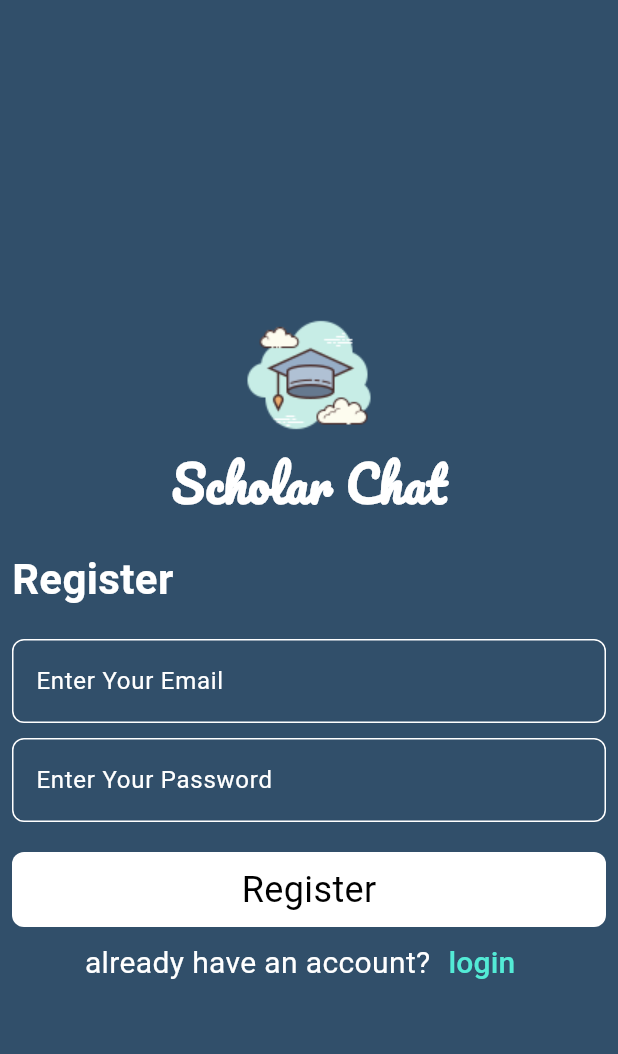
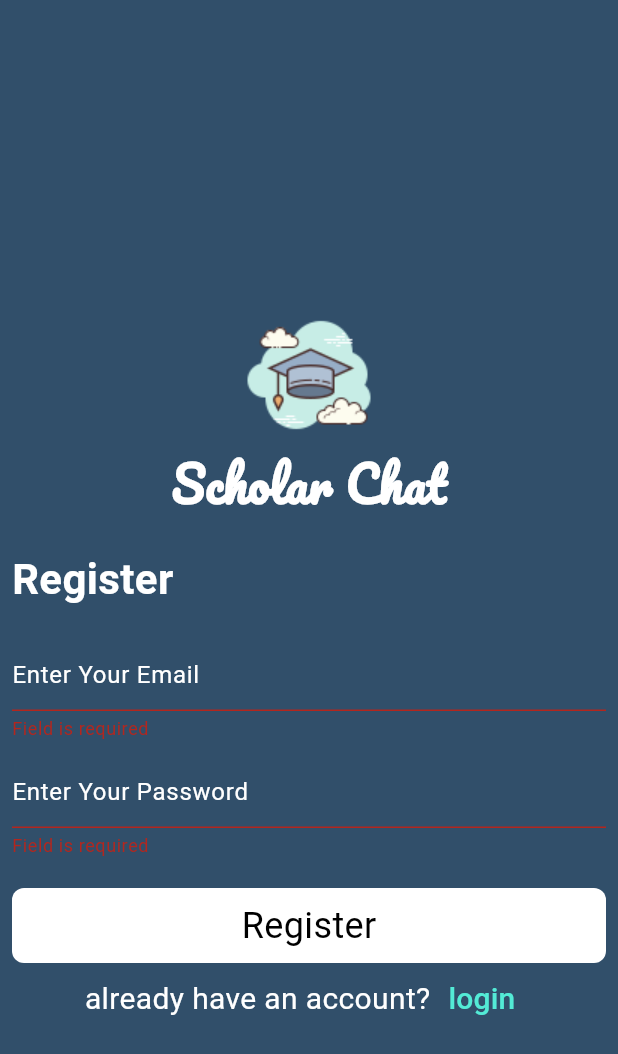
Before and after one commit to salahsaleh1015/-Complete-Flutter-Dart-Development-Course, a Flutter app: the RegisterView screen opened by its route, after a tap on "Register", on a phone screen of 412 x 824 dp. Shown: the top 1054 px of the screen. Run offline on Flutter 3.47's test engine with Material 3 defaults, Android fonts, the phone set to English and light mode, and no system bars; drawn by our look-alikes of modal_progress_hud_nsn; our stand-ins replace audioplayers, bloc, dio, firebase_auth, firebase_core, flutter_bloc and 3 more; accounts and stored records are empty.

Commit message:
Scholar Chat App ( register logic )

```diff
--- a/lib/scholar_chat_app/views/register_view.dart
+++ b/lib/scholar_chat_app/views/register_view.dart
@@ -1,27 +1,42 @@
 import 'package:complete_flutter_dart_development_course/scholar_chat_app/views/login_view.dart';
 import 'package:firebase_auth/firebase_auth.dart';
 import 'package:flutter/material.dart';
+import 'package:modal_progress_hud_nsn/modal_progress_hud_nsn.dart';
 
 import '../constants.dart';
 import '../widgets/custom_button.dart';
 import '../widgets/custom_text_field.dart';
 
-class RegisterView extends StatelessWidget {
+class RegisterView extends StatefulWidget {
   RegisterView({super.key});
 
   static String id = "RegisterView";
 
-  String ? email;
-  String ? password;
+  @override
+  State<RegisterView> createState() => _RegisterViewState();
+}
+
+class _RegisterViewState extends State<RegisterView> {
+  String? email;
+
+  String? password;
+
+  GlobalKey<FormState> formKey = GlobalKey();
+
+  bool isLoading = false;
   @override
   Widget build(BuildContext context) {
-    return Scaffold(
+    return ModalProgressHUD(
+      inAsyncCall: isLoading,
+      child: Scaffold(
         backgroundColor: kPrimaryColor,
         body: Padding(
           padding: const EdgeInsets.symmetric(
             horizontal: 8,
           ),
           child: SingleChildScrollView(
+            child: Form(
+              key: formKey,
               child: Column(
                 children: [
                   const SizedBox(
@@ -56,7 +71,7 @@ class RegisterView extends StatelessWidget {
                   ),
                   CustomTextField(
                     hint: "Enter Your Email",
-                 onChanged: (data){
+                    onChanged: (data) {
                       email = data;
                     },
                   ),
@@ -65,7 +80,7 @@ class RegisterView extends StatelessWidget {
                   ),
                   CustomTextField(
                     hint: "Enter Your Password",
-                 onChanged: (data){
+                    onChanged: (data) {
                       password = data;
                     },
                   ),
@@ -75,13 +90,27 @@ class RegisterView extends StatelessWidget {
                   CustomButton(
                       text: "Register",
                       onTap: () async {
-                    var auth = FirebaseAuth.instance;
+                        if (formKey.currentState!.validate()) {
+                          isLoading = true;
+                          setState(() {});
+                          try {
+                            await registerUser();
 
-                    UserCredential userCredential =
-                        await auth.createUserWithEmailAndPassword(
-                            email: email!, password: password!);
+                            showSnackBar(context, 'success');
+                          } on FirebaseAuthException catch (ex) {
+                            if (ex.code == 'weak-password') {
+                              showSnackBar(context, 'weak password');
+                            } else if (ex.code == 'email-already-in-use') {
+                              showSnackBar(context, 'email already exists');
+                            }
+                          } catch (ex) {
+                            showSnackBar(context, 'there was an error');
+                          }
 
-                    print(userCredential.user!.email);
+                          isLoading = false;
+                          setState(() {});
+                        } else {}
+
                       }),
                   Row(
                     mainAxisAlignment: MainAxisAlignment.center,
@@ -105,6 +134,18 @@ class RegisterView extends StatelessWidget {
               ),
             ),
           ),
+        ),
+      ),
     );
   }
+
+  void showSnackBar(BuildContext context, String message) {
+    ScaffoldMessenger.of(context)
+        .showSnackBar(SnackBar(content: Text(message)));
   }
+
+  Future<void> registerUser() async {
+    await FirebaseAuth.instance
+        .createUserWithEmailAndPassword(email: email!, password: password!);
+  }
+}
--- a/lib/scholar_chat_app/widgets/custom_text_field.dart
+++ b/lib/scholar_chat_app/widgets/custom_text_field.dart
@@ -6,7 +6,13 @@ class CustomTextField extends StatelessWidget {
   Function(String)? onChanged;
   @override
   Widget build(BuildContext context) {
-    return TextField(
+    return TextFormField(
+      validator: (data){
+        if(data!.isEmpty){
+          return 'Field is required';
+        }
+        return null;
+      },
       onChanged: onChanged,
       cursorColor: Colors.white,
       decoration: InputDecoration(
--- a/pubspec.yaml
+++ b/pubspec.yaml
@@ -44,6 +44,7 @@ dependencies:
   hive: ^2.2.3
   hive_flutter: ^1.1.0
   intl: ^0.20.1
+
 
 
   firebase_core: ^3.11.0
```
Also changed, not shown: 4 other files. Lines whose indentation alone changed are shown as unchanged.
